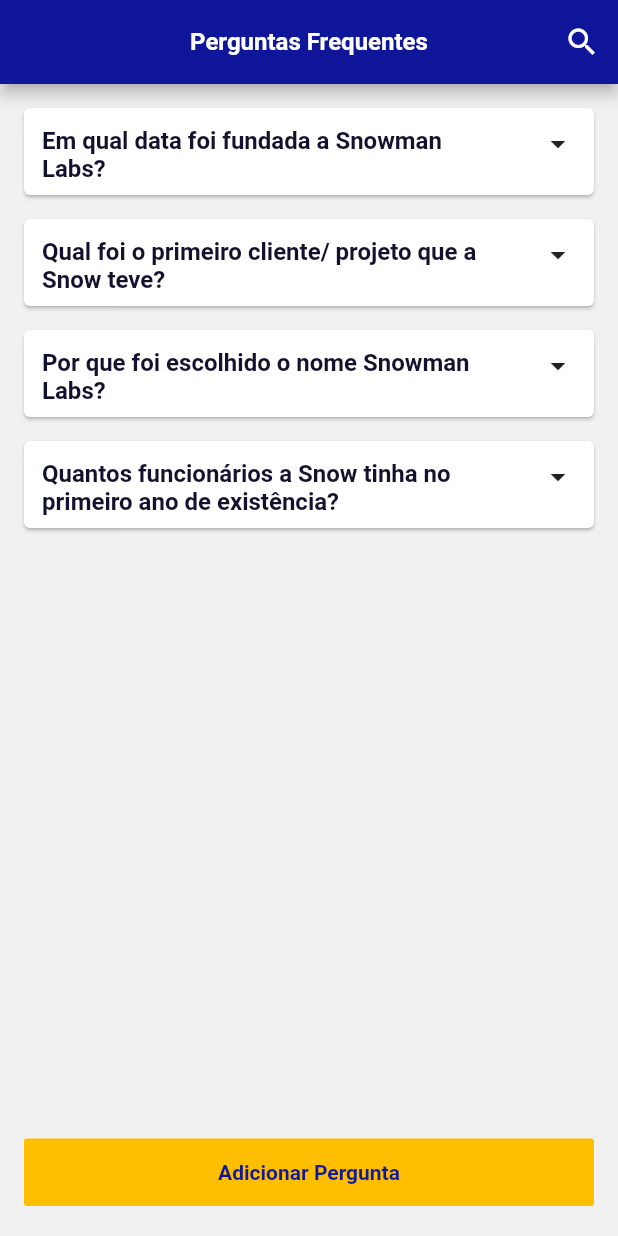
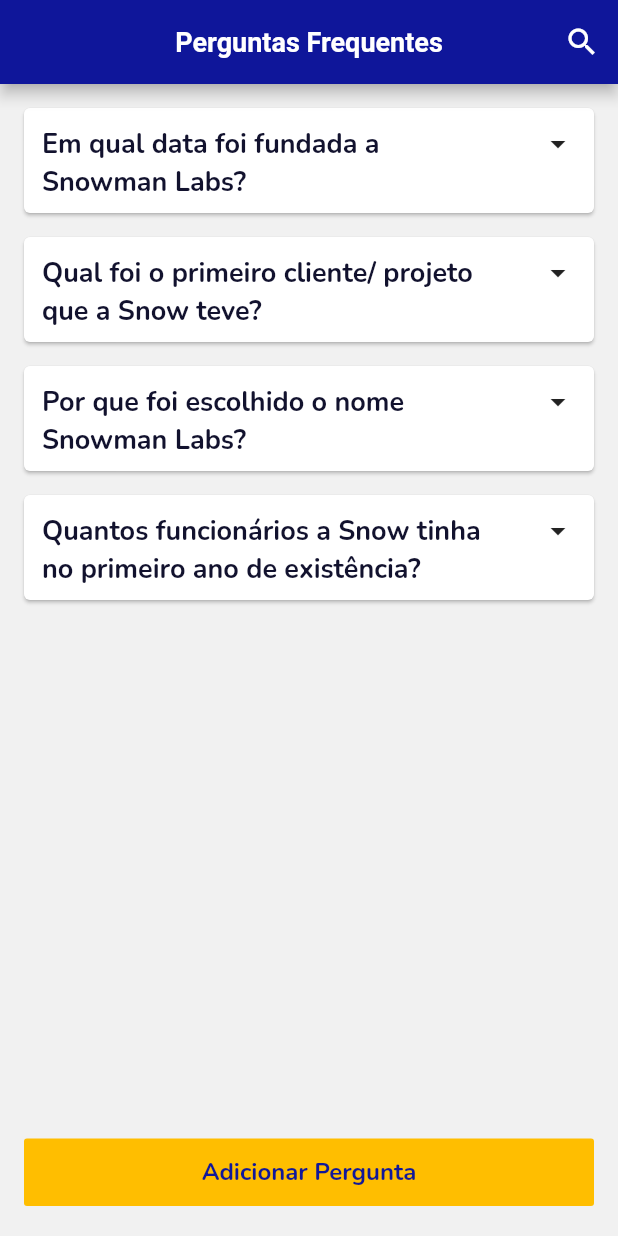
Before and after one commit to marinagosson/snowman-flutter, a Flutter app: the screen it shows after launch, on a phone screen of 412 x 824 dp. Run offline on Flutter 3.47's test engine with Material 2 defaults, Android fonts, the phone set to English and light mode, and no system bars; our stand-ins replace get_it, google_fonts, rxdart, sqflite; missing offline and left inert: custom_rounded_rectangle_border, flutter_stetho; accounts and stored records are empty.

Commit message:
definido uma fonte para o app

```diff
--- a/lib/app/app.dart
+++ b/lib/app/app.dart
@@ -5,5 +5,7 @@ import 'package:flutter/material.dart';
 class App extends StatelessWidget {
   @override
   Widget build(BuildContext context) => MaterialApp(
-      debugShowCheckedModeBanner: false, theme: appTheme, home: FAQsPage());
+      debugShowCheckedModeBanner: false,
+      theme: appTheme(context),
+      home: FAQsPage());
 }
--- a/lib/common/values/dimens.dart
+++ b/lib/common/values/dimens.dart
@@ -4,10 +4,10 @@ final double fieldSpace = 10;
 
 // Fontes
 final double fontTextTitle = 22.0;
-final double fontTextBig = 18.0;
-final double fontText = 16.0;
-final double fontTextSmall = 14.0;
-final double fontTextSmaller = 12.0;
+final double fontTextBig = 20.0;
+final double fontText = 18.0;
+final double fontTextSmall = 16.0;
+final double fontTextSmaller = 14.0;
 
-final double fontInputWidget = 18.0;
-final double fontButton = 14.0;
+final double fontInputWidget = 20.0;
+final double fontButton = 16.0;
--- a/lib/common/values/theme.dart
+++ b/lib/common/values/theme.dart
@@ -1,10 +1,14 @@
 import 'package:flutter/material.dart';
+import 'package:google_fonts/google_fonts.dart';
 import 'colors.dart' as colors;
 
-final ThemeData appTheme = ThemeData(
+ThemeData appTheme(context) => ThemeData(
     primaryColor: colors.primaryColor,
     accentColor: colors.accentColor,
     scaffoldBackgroundColor: colors.pageBackgroundColor,
+    textTheme: GoogleFonts.nunitoTextTheme(
+      Theme.of(context).textTheme,
+    ),
     appBarTheme: AppBarTheme(
         brightness: Brightness.dark,
         centerTitle: true,
--- a/pubspec.yaml
+++ b/pubspec.yaml
@@ -21,6 +21,7 @@ dependencies:
   flutter_icons: ^1.1.0
   custom_rounded_rectangle_border: ^0.0.1
   path: ^1.7.0
+  google_fonts: ^1.1.1
 
 dev_dependencies:
   flutter_test:
```
Also changed, not shown: pubspec.lock.
